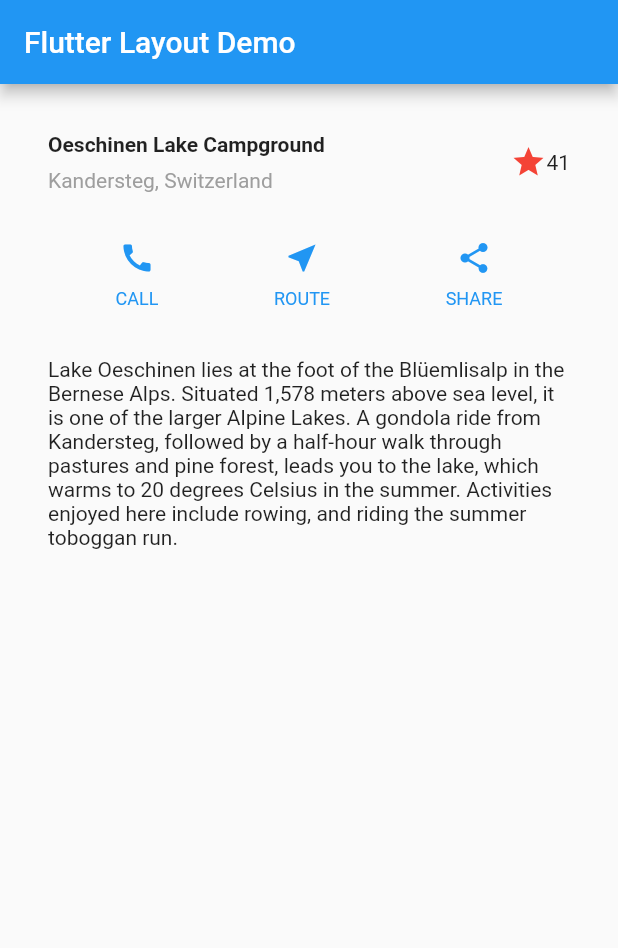
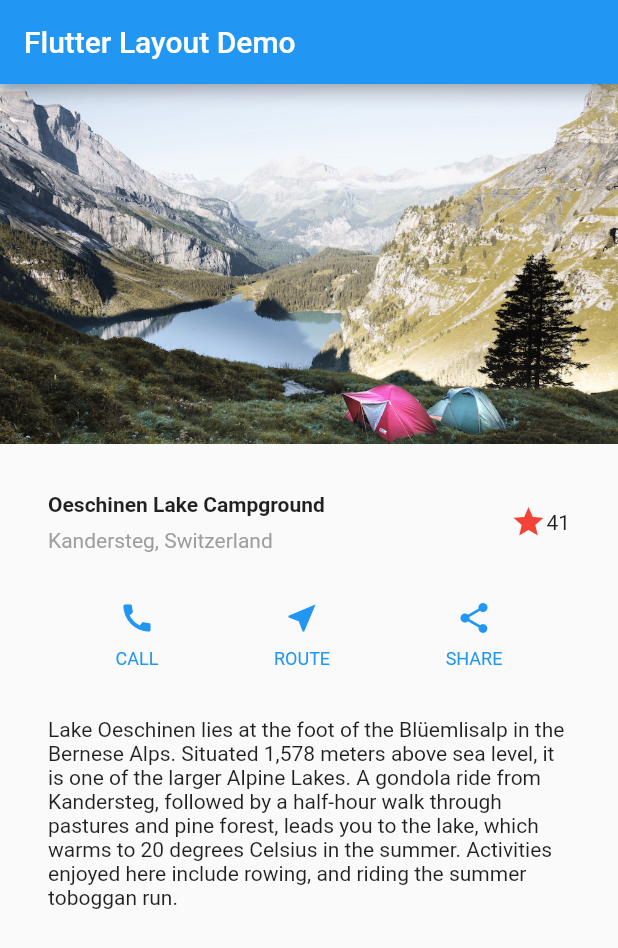
Before and after one commit to CallieAnn/FlutterLayoutDemo, a Flutter app: the screen it shows after launch, on a phone screen of 412 x 824 dp. Shown: the top 948 px of the screen. Run offline on Flutter 3.47's test engine with Material 2 defaults, Android fonts, the phone set to English and light mode, and no system bars.

```diff
--- a/lib/main.dart
+++ b/lib/main.dart
@@ -71,13 +71,19 @@ class MyApp extends StatelessWidget {
     );
 
     return MaterialApp(
-      title: 'Fluter Layout Demo',
+      title: 'Flutter Layout Demo',
       home: Scaffold(
         appBar: AppBar(
           title: Text('Flutter Layout Demo'),
         ),
-        body: Column(
+        body: ListView(
           children: [
+            Image.asset(
+                'images/lake.jpg',
+                width: 600,
+                height: 240,
+                fit: BoxFit.cover,
+                ),
             titleSection,
             buttonSection,
             textSection,
--- a/pubspec.yaml
+++ b/pubspec.yaml
@@ -41,6 +41,9 @@ flutter:
   #  - images/a_dot_burr.jpeg
   #  - images/a_dot_ham.jpeg
 
+  assets:
+    - images/lake.jpg
+
   # An image asset can refer to one or more resolution-specific "variants", see
   # https://flutter.io/assets-and-images/#resolution-aware.
 
```
Also changed, not shown: images/lake.jpg (added).
